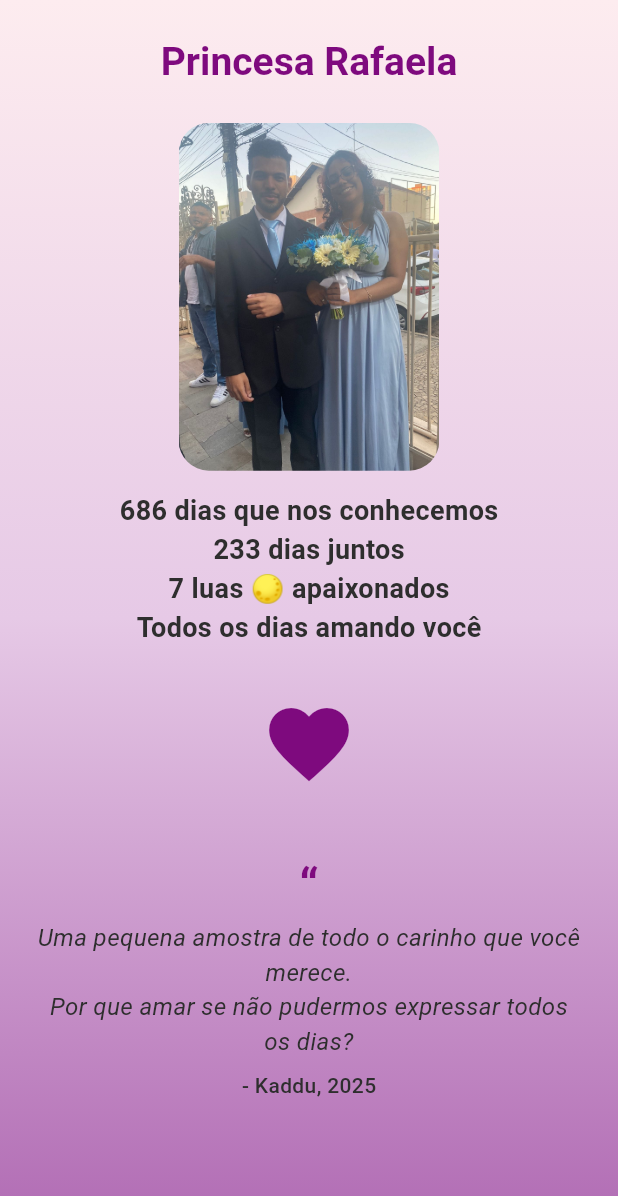
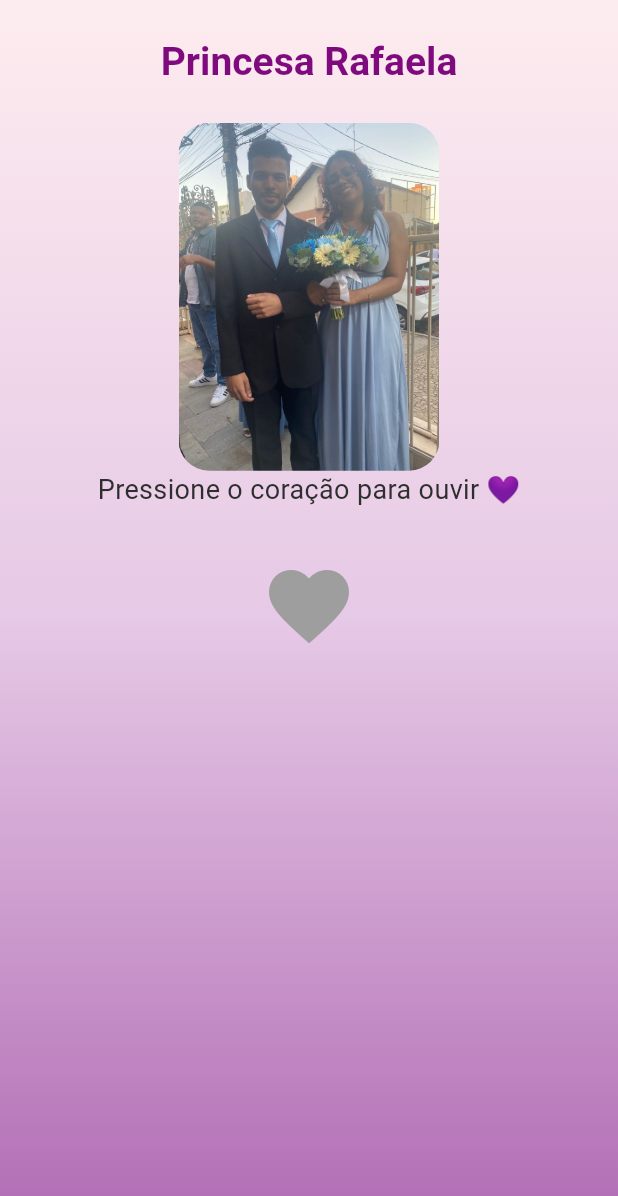
Before and after one commit to KadduLima44/Love_Contador_do_Amor, a Flutter app: the screen it shows after launch, after a tap on the "favorite" icon, on a phone screen of 412 x 824 dp. Shown: the top 1196 px of the screen. Run offline on Flutter 3.47's test engine with Material 3 defaults, Android fonts, the phone set to English and light mode, and no system bars; drawn by our look-alikes of carousel_slider; our stand-ins replace just_audio.

Commit message:
Atualização pagina_entrada.dart

```diff
--- a/lib/paginas/pagina_entrada.dart
+++ b/lib/paginas/pagina_entrada.dart
@@ -25,8 +25,31 @@ class Verso {
   });
 }
 
+enum ConteudoAtual {
+  contadores,
+  musica,
+  descricaoMusica,
+  descricaoApp,
+}
 
 class _PaginaEntradaState extends State<PaginaEntrada> {
+  ConteudoAtual conteudoAtual = ConteudoAtual.contadores;
+
+  void _avancarConteudo() {
+  setState(() {
+    conteudoAtual =
+        ConteudoAtual.values[(conteudoAtual.index + 1) % ConteudoAtual.values.length];
+  });
+}
+
+void _controlarAudioAoTrocar() {
+  if (conteudoAtual != ConteudoAtual.musica && tocando) {
+    _player.pause();
+    tocando = false;
+  }
+}
+
+
   final AudioPlayer _player = AudioPlayer();
   bool tocando = false;
 
@@ -435,6 +458,19 @@ class _PaginaEntradaState extends State<PaginaEntrada> {
     super.dispose();
   }
 
+  Widget _conteudoDinamico() {
+    switch (conteudoAtual) {
+      case ConteudoAtual.contadores:
+        return _widgetContadores();
+      case ConteudoAtual.musica:
+        return _widgetMusica();
+      case ConteudoAtual.descricaoMusica:
+        return _widgetDescricaoMusica();
+      case ConteudoAtual.descricaoApp:
+        return _widgetDescricaoApp();
+    }
+  }
+
   @override
   Widget build(BuildContext context) {
     return Container(
@@ -495,8 +531,66 @@ class _PaginaEntradaState extends State<PaginaEntrada> {
                               .toList(),
                         ),
 
-                        const SizedBox(height: 14),
+                        AnimatedSwitcher(
+                          duration: const Duration(milliseconds: 400),
+                          transitionBuilder: (child, animation) {
+                            return FadeTransition(
+                              opacity: animation,
+                              child: SlideTransition(
+                                position: Tween<Offset>(
+                                  begin: const Offset(0, 0.1),
+                                  end: Offset.zero,
+                                ).animate(animation),
+                                child: child,
+                              ),
+                            );
+                          },
+                          child: _conteudoDinamico(),
+                        ),
 
+                        const SizedBox(height: 32),
+
+                        // ❤️ Coração
+                        GestureDetector(
+                          onTap: () async {
+                            if (conteudoAtual == ConteudoAtual.musica) {
+                              if (!tocando) {
+                                _player.play();
+                              } else {
+                                _player.pause();
+                              }
+                              setState(() => tocando = !tocando);
+                            } else {
+                              _avancarConteudo();
+                              _controlarAudioAoTrocar();
+                            }
+                          },
+                          child: Icon(
+                            Icons.favorite,
+                            size: 64,
+                            color: conteudoAtual == ConteudoAtual.musica && tocando
+                                ? const Color(0xFF7E0A7E)
+                                : Colors.grey,
+                          ),
+                        ),
+
+                        const SizedBox(height: 40),
+                      ],
+                    ),
+                  ),
+                );
+              },
+            ),
+          ),
+        ),
+      ),
+    );
+  }
+
+  Widget _widgetContadores() {
+    return Column(
+      key: const ValueKey('contadores'),
+      children: [
         Text('$diasEncontro dias que nos conhecemos',
             style: const TextStyle(fontWeight: FontWeight.bold)),
         Text('$diasNamoro dias juntos',
@@ -505,43 +599,21 @@ class _PaginaEntradaState extends State<PaginaEntrada> {
             style: const TextStyle(fontWeight: FontWeight.bold)),
         const Text('Todos os dias amando você',
             style: TextStyle(fontWeight: FontWeight.bold)),
-
-                        const SizedBox(height: 32),
-
-                        // ❤️ Coração
-                        GestureDetector(
-                          onTap: () async {
-                            if (!tocando) {
-                              _player.play();
-                            } else {
-                              _player.pause();
+      ],
+    );
   }
 
-                            setState(() {
-                              tocando = !tocando;
-                            });
-                          },
-                          child: Icon(
-                            Icons.favorite,
-                            size: 64,
-                            color: tocando
-                                ? const Color(0xFF7E0A7E)
-                                : Colors.grey,
-                          ),
-                        ),
-
-                        const SizedBox(height: 24),
-
+  Widget _widgetMusica() {
+    return Column(
+      key: const ValueKey('musica'),
+      children: [
         if (versoAtual != null) ...[
           Padding(
             padding: const EdgeInsets.symmetric(horizontal: 24),
             child: Text(
               versoAtual!.original,
               textAlign: TextAlign.center,
-                              style: const TextStyle(
-                                fontSize: 18,
-                                fontWeight: FontWeight.bold,
-                              ),
+              style: const TextStyle(fontSize: 18, fontWeight: FontWeight.bold),
             ),
           ),
           const SizedBox(height: 8),
@@ -557,13 +629,40 @@ class _PaginaEntradaState extends State<PaginaEntrada> {
               ),
             ),
           ),
+        ] else
+          const Text('Pressione o coração para ouvir 💜'),
       ],
+    );
+  }
 
+  Widget _widgetDescricaoMusica() {
+    return Column(
+      key: const ValueKey('descricaoMusica'),
+      children: [
+        ClipRRect(
+          borderRadius: BorderRadius.circular(16),
+          child: Image.asset(
+            'ativos/imagens/capa_album.jpg',
+            height: 220,
+            fit: BoxFit.cover,
+          ),
+        ),
         const SizedBox(height: 16),
+        const Padding(
+          padding: EdgeInsets.symmetric(horizontal: 24),
+          child: Text(
+            'Starlight é uma música sobre conexões que resistem ao tempo, '
+            'à distância e ao silêncio do universo.',
+            textAlign: TextAlign.center,
+          ),
+        ),
+      ],
+    );
+  }
 
-                        Padding(
-                          padding: const EdgeInsets.symmetric(horizontal: 24),
-                          child: Column(
+  Widget _widgetDescricaoApp() {
+    return Column(
+      key: const ValueKey('descricaoApp'),
       children: const [
         Text(
           '“',
@@ -577,33 +676,11 @@ class _PaginaEntradaState extends State<PaginaEntrada> {
           'Uma pequena amostra de todo o carinho que você merece.\n'
           'Por que amar se não pudermos expressar todos os dias?',
           textAlign: TextAlign.center,
-                                style: TextStyle(
-                                  fontSize: 16,
-                                  fontStyle: FontStyle.italic,
-                                ),
+          style: TextStyle(fontStyle: FontStyle.italic),
         ),
         SizedBox(height: 8),
-                              Text(
-                                '- Kaddu, 2025',
-                                style: TextStyle(
-                                  fontSize: 14,
-                                  fontWeight: FontWeight.w500,
-                                ),
-                              ),
+        Text('- Kaddu, 2025'),
       ],
-                          ),
-                        ),
-
-                        const SizedBox(height: 40),
-                      ],
-                    ),
-                  ),
-                );
-              },
-            ),
-          ),
-        ),
-      ),
     );
   }
 }
```
Also changed, not shown: 3 other files. Lines whose indentation alone changed are shown as unchanged.
